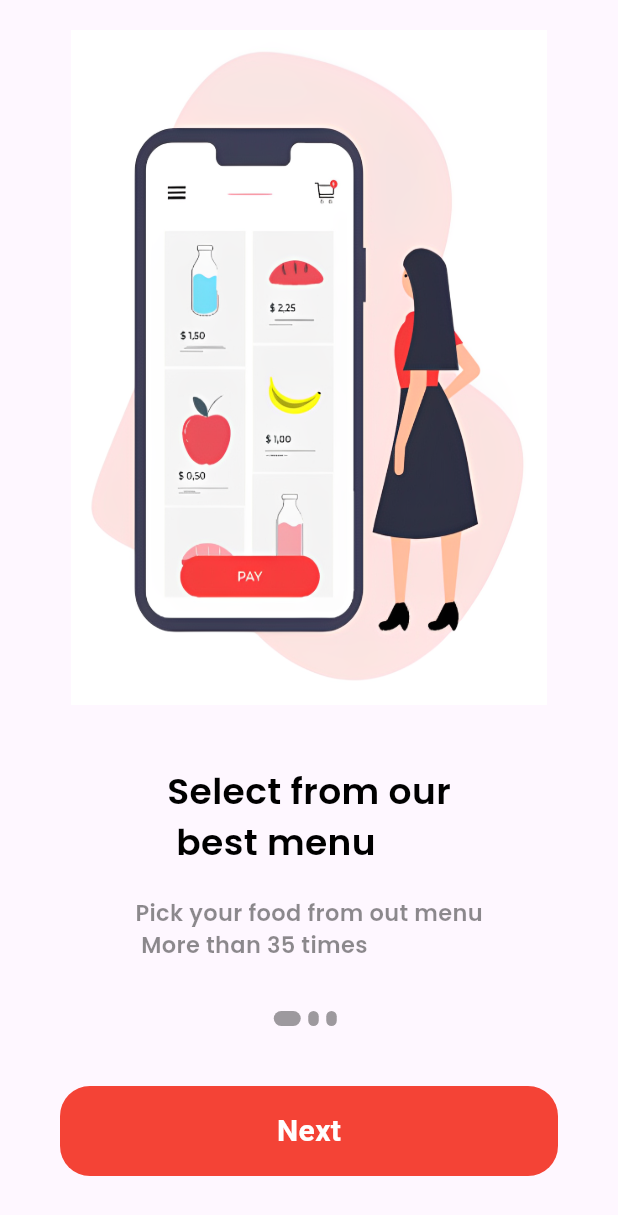
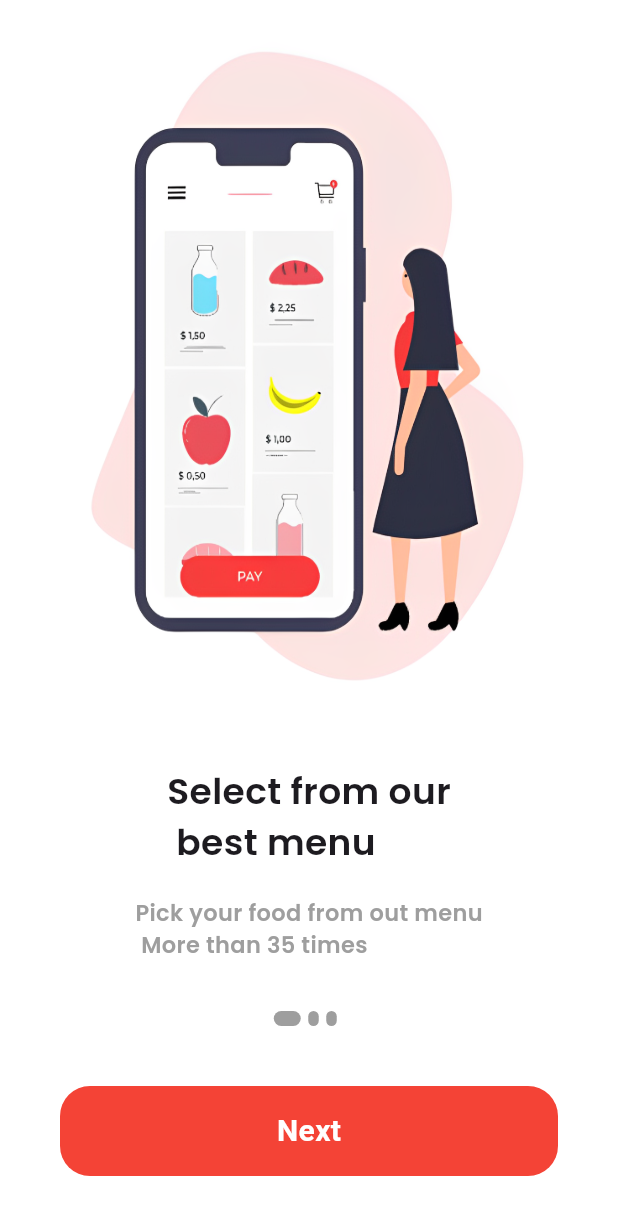
Before and after one commit to dvq2609/prm393, a Flutter app: the screen it shows after launch, on a phone screen of 412 x 824 dp. Shown: the top 1215 px of the screen. Run offline on Flutter 3.47's test engine with Material 3 defaults, Android fonts, the phone set to English and light mode, and no system bars; our stand-ins replace cloud_firestore, curved_navigation_bar, firebase_auth, firebase_core, image_picker, rxdart and 1 more; missing offline and left inert: momo_payment_flutter; accounts and stored records are empty.

Commit message:
add dark mode

```diff
--- a/lib/main.dart
+++ b/lib/main.dart
@@ -1,5 +1,7 @@
 import 'package:firebase_core/firebase_core.dart';
 import 'package:flutter/material.dart';
+import 'package:prm393/theme.dart';
+import 'package:prm393/services/theme_manager.dart';
 import 'package:prm393/pages/bottom_nav.dart';
 import 'package:prm393/pages/forget_password.dart';
 import 'package:prm393/pages/login.dart';
@@ -10,6 +12,7 @@ import 'package:prm393/pages/wallet.dart';
 void main() async {
   WidgetsFlutterBinding.ensureInitialized();
   await Firebase.initializeApp();
+  await ThemeManager.init();
   runApp(const MyApp());
 }
 
@@ -19,27 +22,18 @@ class MyApp extends StatelessWidget {
   // This widget is the root of your application.
   @override
   Widget build(BuildContext context) {
-    return MaterialApp(
-      title: 'Flutter Demo',
-      theme: ThemeData(
-        // This is the theme of your application.
-        //
-        // TRY THIS: Try running your application with "flutter run". You'll see
-        // the application has a purple toolbar. Then, without quitting the app,
-        // try changing the seedColor in the colorScheme below to Colors.green
-        // and then invoke "hot reload" (save your changes or press the "hot
-        // reload" button in a Flutter-supported IDE, or press "r" if you used
-        // the command line to start the app).
-        //
-        // Notice that the counter didn't reset back to zero; the application
-        // state is not lost during the reload. To reset the state, use hot
-        // restart instead.
-        //
-        // This works for code too, not just values: Most code changes can be
-        // tested with just a hot reload.
-        colorScheme: .fromSeed(seedColor: Colors.deepPurple),
-      ),
-      home: OnBoard(),
+    return ValueListenableBuilder<ThemeMode>(
+      valueListenable: ThemeManager.themeNotifier,
+      builder: (context, currentMode, child) {
+        return MaterialApp(
+          title: 'Flutter Demo',
+          theme: AppTheme.lightTheme,
+          darkTheme: AppTheme.darkTheme,
+          themeMode: currentMode,
+          debugShowCheckedModeBanner: false,
+          home: const OnBoard(),
+        );
+      },
     );
   }
 }
--- a/lib/services/database.dart
+++ b/lib/services/database.dart
@@ -105,7 +105,7 @@ class DatabaseMethods {
         .delete();
   }
 
-  Future addFoodToCart (Map<String, dynamic> userInforMap, String async){
+  Future addFoodToCart(Map<String, dynamic> userInfoMap, String id) async {
     return await FirebaseFirestore.instance
         .collection('users')
         .doc(id)
--- /dev/null
+++ b/lib/services/theme_manager.dart
@@ -0,0 +1,36 @@
+import 'package:flutter/material.dart';
+import 'package:shared_preferences/shared_preferences.dart';
+
+class ThemeManager {
+  static late SharedPreferences _prefs;
+  static const String _themeKey = 'theme_mode';
+
+
+  static final ValueNotifier<ThemeMode> themeNotifier = ValueNotifier(ThemeMode.system);
+
+  static Future<void> init() async {
+    _prefs = await SharedPreferences.getInstance();
+    final savedTheme = _prefs.getString(_themeKey);
+
+    if (savedTheme == 'dark') {
+      themeNotifier.value = ThemeMode.dark;
+    } else if (savedTheme == 'light') {
+      themeNotifier.value = ThemeMode.light;
+    } else {
+      themeNotifier.value = ThemeMode.system;
+    }
+  }
+
+
+  static Future<void> changeTheme(ThemeMode mode) async {
+    themeNotifier.value = mode;
+
+    if (mode == ThemeMode.dark) {
+      await _prefs.setString(_themeKey, 'dark');
+    } else if (mode == ThemeMode.light) {
+      await _prefs.setString(_themeKey, 'light');
+    } else {
+      await _prefs.remove(_themeKey);
+    }
+  }
+}
--- /dev/null
+++ b/lib/theme.dart
@@ -0,0 +1,45 @@
+import 'package:flutter/material.dart';
+
+class AppTheme {
+  // Giao diện Sáng (Mặc định)
+  static final ThemeData lightTheme = ThemeData(
+    brightness: Brightness.light,
+    colorScheme: ColorScheme.fromSeed(
+      seedColor: Colors.deepPurple,
+      brightness: Brightness.light,
+    ),
+    useMaterial3: true,
+    scaffoldBackgroundColor: Colors.white,
+    appBarTheme: const AppBarTheme(
+      backgroundColor: Colors.white,
+      foregroundColor: Colors.black, // Chữ đen trên nền trắng
+      elevation: 0,
+    ),
+    bottomNavigationBarTheme: const BottomNavigationBarThemeData(
+      backgroundColor: Colors.white,
+      selectedItemColor: Colors.deepPurple,
+      unselectedItemColor: Colors.grey,
+    ),
+  );
+
+  // Giao diện Tối (Dark Mode)
+  static final ThemeData darkTheme = ThemeData(
+    brightness: Brightness.dark,
+    colorScheme: ColorScheme.fromSeed(
+      seedColor: Colors.deepPurple,
+      brightness: Brightness.dark, // Bắt buộc để nó sinh ra bảng màu dark
+    ),
+    useMaterial3: true,
+    scaffoldBackgroundColor: const Color(0xFF121212), // Chuẩn màu nền Dark Mode
+    appBarTheme: const AppBarTheme(
+      backgroundColor: Color(0xFF1F1F1F),
+      foregroundColor: Colors.white, // Chữ trắng trên nền xám đậm
+      elevation: 0,
+    ),
+    bottomNavigationBarTheme: const BottomNavigationBarThemeData(
+      backgroundColor: Color(0xFF1F1F1F),
+      selectedItemColor: Colors.deepPurpleAccent,
+      unselectedItemColor: Colors.grey,
+    ),
+  );
+}
--- a/lib/widget/widget_support.dart
+++ b/lib/widget/widget_support.dart
@@ -3,7 +3,6 @@ import 'package:flutter/material.dart';
 class AppWidget {
   static TextStyle boldTextFieldStyle() {
     return TextStyle(
-      color: Colors.black,
       fontSize: 20,
       fontWeight: FontWeight.bold,
       fontFamily: 'Poppins',
@@ -11,7 +10,6 @@ class AppWidget {
   }
   static TextStyle HeadLineTextFieldStyle() {
     return TextStyle(
-      color: Colors.black,
       fontSize: 24,
       fontWeight: FontWeight.bold,
       fontFamily: 'Poppins',
@@ -19,7 +17,7 @@ class AppWidget {
   }
   static TextStyle LightTextFieldStyle() {
     return TextStyle(
-      color: Colors.black45,
+      color: Colors.grey, // Grey works on both dark and light
       fontSize: 15,
       fontWeight: FontWeight.w500,
       fontFamily: 'Poppins',
@@ -27,7 +25,6 @@ class AppWidget {
   }
   static TextStyle SemiBoldTextFieldStyle(){
     return TextStyle(
-      color: Colors.black,
       fontSize: 17,
       fontWeight: FontWeight.w500,
       fontFamily: 'Poppins',
--- a/pubspec.yaml
+++ b/pubspec.yaml
@@ -45,7 +45,7 @@ dependencies:
   random_string: ^2.3.1
   firebase_storage: ^13.0.5
   intl: ^0.20.2
-  shared_preferences: ^2.2.2
+  shared_preferences: ^2.5.4
   rxdart: ^0.28.0
 
 
```
Also changed, not shown: lib/pages/bottom_nav.dart (+4 -6 lines), lib/pages/details.dart (+0 -50 lines), lib/pages/profile.dart (+62 -3 lines), lib/pages/wallet.dart (+12 -4 lines), 7 other files.
